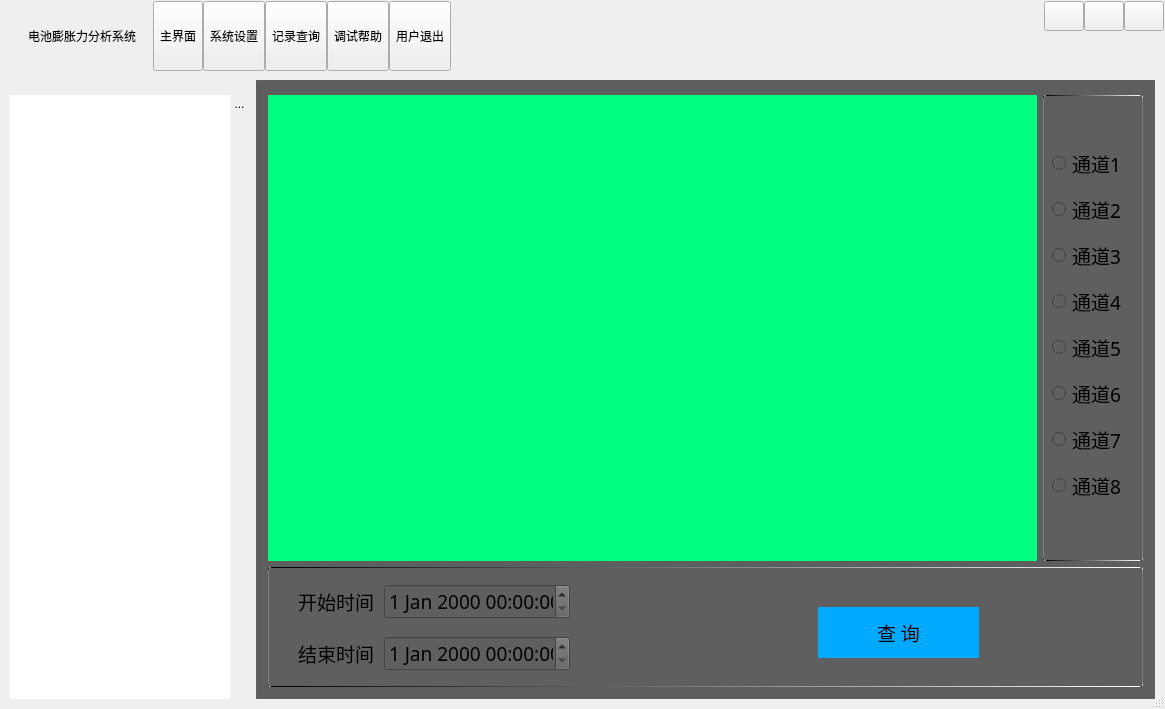
Qt form MainWnd.ui (byteman/bullet) before a commit.
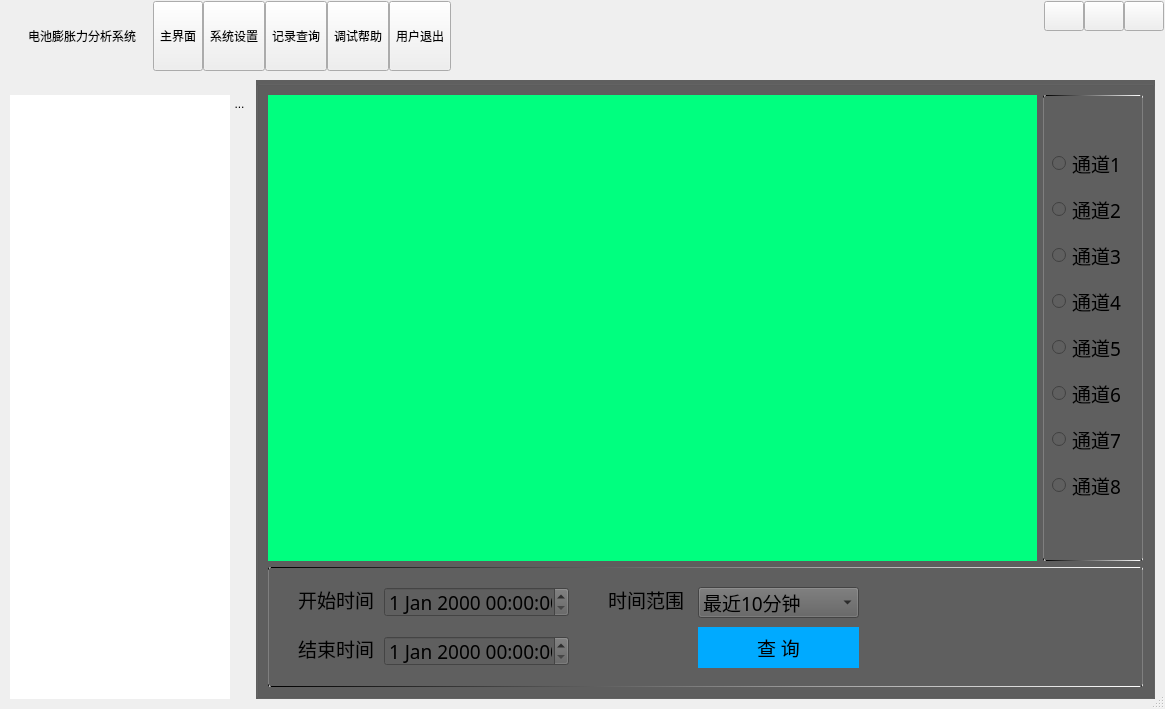
The same form after that commit. Icons and pictures are not drawn. Custom widgets are drawn as their Qt base class.

The edit to the form file:
```diff
--- a/MainWnd.ui
+++ b/MainWnd.ui
@@ -1192,10 +1192,10 @@
             <widget class="QPushButton" name="btnQuery">
              <property name="geometry">
               <rect>
-               <x>550</x>
-               <y>40</y>
+               <x>430</x>
+               <y>60</y>
                <width>161</width>
-               <height>51</height>
+               <height>41</height>
               </rect>
              </property>
              <property name="font">
@@ -1229,24 +1229,15 @@
               <string>查 询</string>
              </property>
             </widget>
-            <widget class="QWidget" name="">
+            <widget class="QLabel" name="label_8">
              <property name="geometry">
               <rect>
-               <x>20</x>
-               <y>10</y>
-               <width>282</width>
-               <height>101</height>
+               <x>340</x>
+               <y>20</y>
+               <width>76</width>
+               <height>25</height>
               </rect>
              </property>
-             <layout class="QGridLayout" name="gridLayout_3">
-              <property name="leftMargin">
-               <number>10</number>
-              </property>
-              <property name="spacing">
-               <number>10</number>
-              </property>
-              <item row="0" column="0">
-               <widget class="QLabel" name="label_6">
                 <property name="font">
                  <font>
                   <family>微软雅黑</family>
@@ -1254,17 +1245,17 @@
                  </font>
                 </property>
                 <property name="text">
-                 <string>开始时间</string>
-                </property>
-               </widget>
-              </item>
-              <item row="0" column="1">
-               <widget class="QDateTimeEdit" name="dteFrom">
-                <property name="minimumSize">
-                 <size>
-                  <width>0</width>
-                  <height>30</height>
-                 </size>
+              <string>时间范围</string>
+             </property>
+            </widget>
+            <widget class="QComboBox" name="cbxTimeSpan">
+             <property name="geometry">
+              <rect>
+               <x>430</x>
+               <y>20</y>
+               <width>161</width>
+               <height>31</height>
+              </rect>
                 </property>
                 <property name="font">
                  <font>
@@ -1272,10 +1263,46 @@
                   <pointsize>14</pointsize>
                  </font>
                 </property>
-               </widget>
-              </item>
-              <item row="1" column="0">
+             <item>
+              <property name="text">
+               <string>最近10分钟</string>
+              </property>
+             </item>
+             <item>
+              <property name="text">
+               <string>最近20分钟</string>
+              </property>
+             </item>
+             <item>
+              <property name="text">
+               <string>最近1个小时</string>
+              </property>
+             </item>
+             <item>
+              <property name="text">
+               <string>最近2小时</string>
+              </property>
+             </item>
+             <item>
+              <property name="text">
+               <string>最近5小时</string>
+              </property>
+             </item>
+             <item>
+              <property name="text">
+               <string>最近10小时</string>
+              </property>
+             </item>
+            </widget>
                <widget class="QLabel" name="label_7">
+             <property name="geometry">
+              <rect>
+               <x>30</x>
+               <y>69</y>
+               <width>76</width>
+               <height>25</height>
+              </rect>
+             </property>
                 <property name="font">
                  <font>
                   <family>微软雅黑</family>
@@ -1286,9 +1313,15 @@
                  <string>结束时间</string>
                 </property>
                </widget>
-              </item>
-              <item row="1" column="1">
                <widget class="QDateTimeEdit" name="dteTo">
+             <property name="geometry">
+              <rect>
+               <x>116</x>
+               <y>69</y>
+               <width>185</width>
+               <height>30</height>
+              </rect>
+             </property>
                 <property name="minimumSize">
                  <size>
                   <width>0</width>
@@ -1302,8 +1335,46 @@
                  </font>
                 </property>
                </widget>
-              </item>
-             </layout>
+            <widget class="QLabel" name="label_6">
+             <property name="geometry">
+              <rect>
+               <x>30</x>
+               <y>20</y>
+               <width>76</width>
+               <height>25</height>
+              </rect>
+             </property>
+             <property name="font">
+              <font>
+               <family>微软雅黑</family>
+               <pointsize>14</pointsize>
+              </font>
+             </property>
+             <property name="text">
+              <string>开始时间</string>
+             </property>
+            </widget>
+            <widget class="QDateTimeEdit" name="dteFrom">
+             <property name="geometry">
+              <rect>
+               <x>116</x>
+               <y>20</y>
+               <width>185</width>
+               <height>30</height>
+              </rect>
+             </property>
+             <property name="minimumSize">
+              <size>
+               <width>0</width>
+               <height>30</height>
+              </size>
+             </property>
+             <property name="font">
+              <font>
+               <family>微软雅黑</family>
+               <pointsize>14</pointsize>
+              </font>
+             </property>
             </widget>
            </widget>
           </item>
```
Left out of the diff: 8 changed lines with no effect on the pictures. Lines whose indentation alone changed are shown as unchanged.
